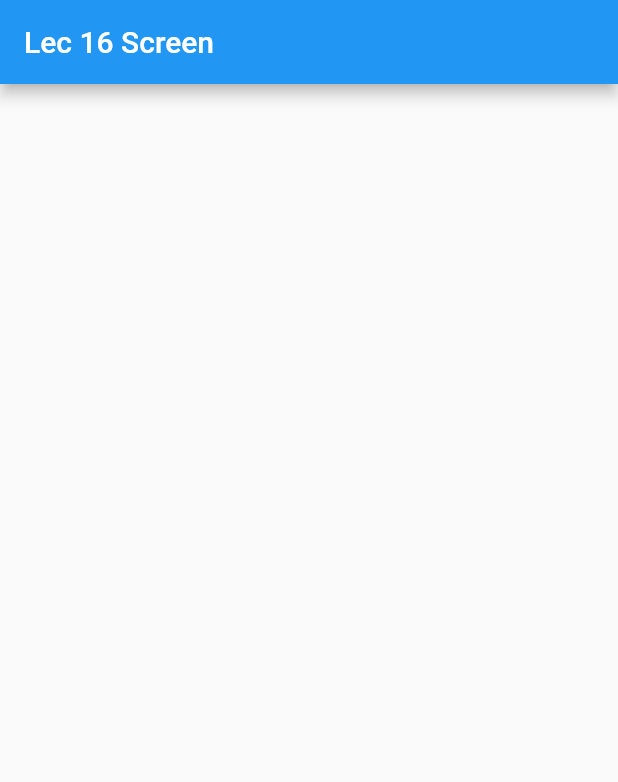
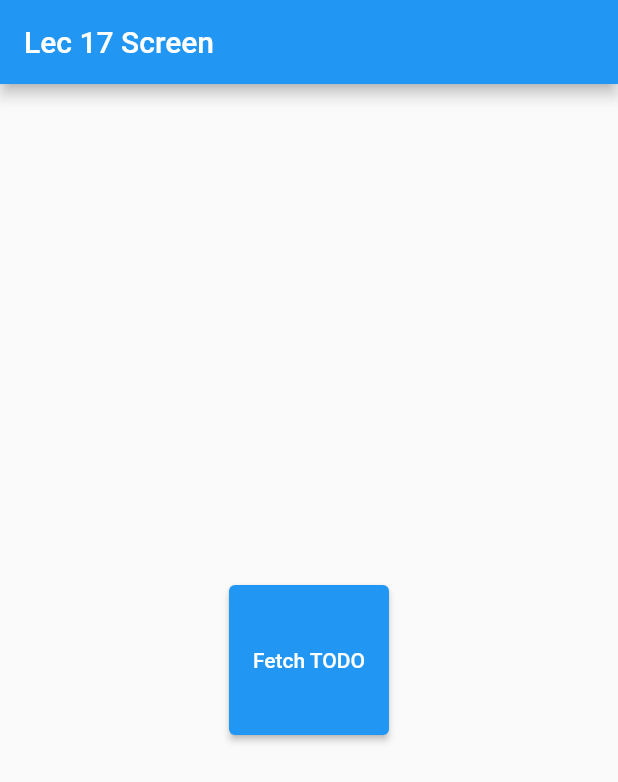
Before and after one commit to Isuranga2/MIHA_Learning, a Flutter app: the screen it shows after launch, on a phone screen of 412 x 824 dp. Shown: the top 782 px of the screen. Run offline on Flutter 3.47's test engine with Material 2 defaults, Android fonts, the phone set to English and light mode, and no system bars; our stand-ins replace flutter_svg, get, page_transition, sqflite; accounts and stored records are empty.

Commit message:
complete lec 17

```diff
--- /dev/null
+++ b/lib/configs/apiConfig.dart
@@ -0,0 +1,4 @@
+
+final String BaseAPI = "jsonplaceholder.typicode.com";
+
+final String todos ="todos/";
--- a/lib/main.dart
+++ b/lib/main.dart
@@ -10,6 +10,7 @@ import 'package:MIHA_Learning/screens/lec13/lec13Screen1.dart';
 import 'package:MIHA_Learning/screens/lec14/lec14Screen1.dart';
 import 'package:MIHA_Learning/screens/lec15/lec15Screen.dart';
 import 'package:MIHA_Learning/screens/lec16/lec16Screen.dart';
+import 'package:MIHA_Learning/screens/lec17/lec17Screen.dart';
 import 'package:MIHA_Learning/screens/lec6/lec6Screen.dart';
 
 import 'package:MIHA_Learning/screens/lec8/lec8Screen4.dart';
@@ -45,7 +46,7 @@ class MyApp extends StatelessWidget {
       //   '/second': (context) => const Lec8Screen2(),
       //   '/third': (context) => const Lec8Screen3(),
       // },
-      home: const Lec16Screen(), //Screen widget
+      home: const Lec17Screen(), //Screen widget
     );
   }
 }
--- /dev/null
+++ b/lib/screens/lec17/lec17Screen.dart
@@ -0,0 +1,46 @@
+// ignore_for_file: file_names
+
+import 'package:MIHA_Learning/controllers/apiController.dart';
+import 'package:MIHA_Learning/services/todoAPI.dart';
+import 'package:flutter/material.dart';
+import 'package:get/get.dart';
+
+class Lec17Screen extends StatefulWidget {
+  const Lec17Screen({super.key});
+
+  @override
+  State<Lec17Screen> createState() => _Lec17ScreenState();
+}
+
+class _Lec17ScreenState extends State<Lec17Screen> {
+
+
+  void fetchData()async{
+    APIController apiController = APIController();
+    var output = await apiController.fetchToDoByID(10);
+    print(output);
+  }
+
+  @override
+  Widget build(BuildContext context) {
+    return Scaffold(
+      appBar: AppBar(title: const Text("Lec 17 Screen")),
+      body: Center(
+        child: SingleChildScrollView(
+          child: Container(
+            height: 100,
+            child: ElevatedButton(
+                  onPressed: () {
+                    fetchData();
+                  },
+                  child: const Text(
+                    "Fetch TODO",
+                  )),
+
+          ),
+
+        ),
+      ),
+    );
+  }
+}
--- a/pubspec.yaml
+++ b/pubspec.yaml
@@ -36,6 +36,7 @@ dependencies:
   sqflite: ^2.0.3+1
   path:
   path_provider: ^2.0.15
+  http:
 
 
   # The following adds the Cupertino Icons font to your application.
```
Also changed, not shown: lib/controllers/apiController.dart (added, +21 -0 lines), lib/services/todoAPI.dart (added, +17 -0 lines), pubspec.lock.
